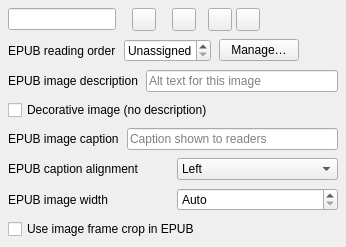
This is scribus/ui/propertiespalette_attributes.ui in appajid/apscribe as Qt 5 draws it before an edit. The edited form follows.
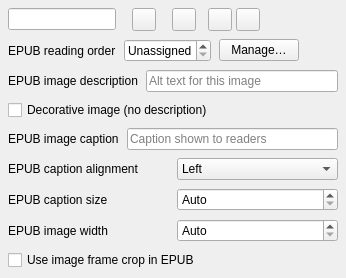
This is the edited form. Custom widgets are drawn as their Qt base class.

Commit message: Add relative EPUB image caption size control

```diff
--- a/scribus/ui/propertiespalette_attributes.ui
+++ b/scribus/ui/propertiespalette_attributes.ui
@@ -353,6 +353,28 @@
      </item>
     </layout>
    </item>
+   <item>
+    <layout class="QHBoxLayout" name="epubImageCaptionSizeLayout">
+     <item>
+      <widget class="QLabel" name="epubImageCaptionSizeLabel">
+       <property name="text">
+        <string>EPUB caption size</string>
+       </property>
+      </widget>
+     </item>
+     <item>
+      <widget class="QSpinBox" name="epubImageCaptionSizeSpin">
+       <property name="toolTip">
+        <string>Set the visible caption size relative to reader text (50–200%). Auto keeps the reader default; this does not alter print typography.</string>
+       </property>
+       <property name="specialValueText"><string>Auto</string></property>
+       <property name="suffix"><string>%</string></property>
+       <property name="maximum"><number>200</number></property>
+       <property name="singleStep"><number>50</number></property>
+      </widget>
+     </item>
+    </layout>
+   </item>
    <item>
    <layout class="QHBoxLayout" name="epubImageWidthLayout">
      <item>
```
The commit also changes 15 other files.
